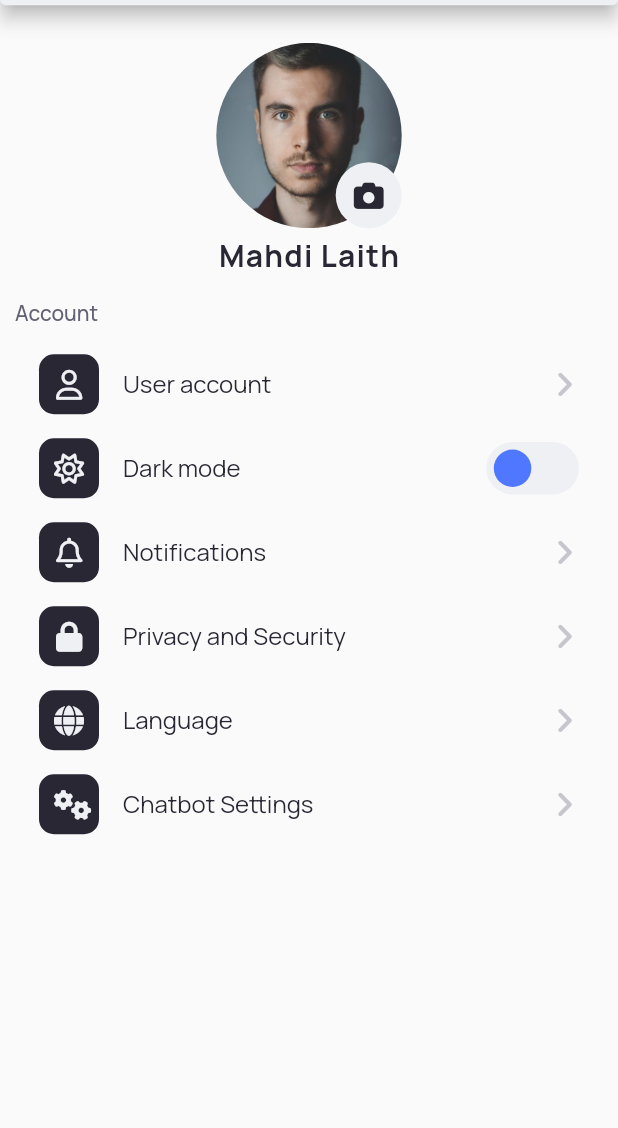
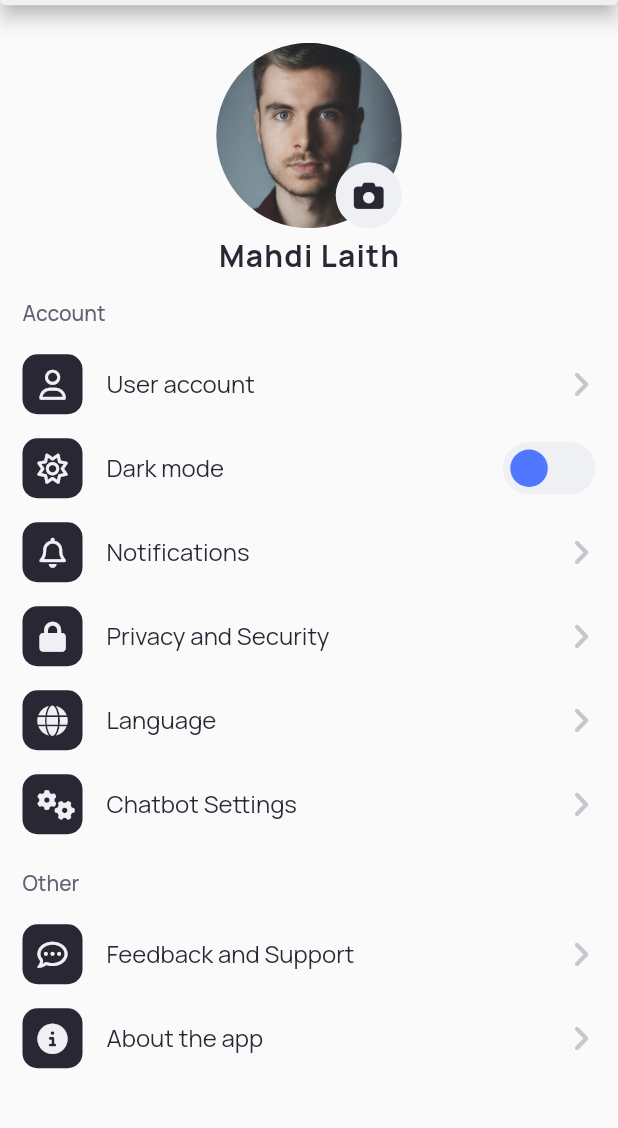
Before and after one commit to LaithMahdi/Mobile-app-ChatAI, a Flutter app: the SettingsScreen screen opened by its route, on a phone screen of 412 x 824 dp, the part 107-1235 px from its top. Run offline on Flutter 3.47's test engine with Material 2 defaults, Android fonts, the phone set to English and light mode, and no system bars; drawn by our look-alikes of flutter_switch; our stand-ins replace cloud_firestore, firebase_auth, firebase_core, font_awesome_flutter, get, shared_preferences; accounts and stored records are empty; statements that could not run were skipped.

Commit message:
loading still not work in home screen

```diff
--- a/lib/controller/homeController.dart
+++ b/lib/controller/homeController.dart
@@ -1,15 +1,45 @@
+import 'package:chat_ai/model/user.dart';
 import 'package:cloud_firestore/cloud_firestore.dart';
 import 'package:firebase_auth/firebase_auth.dart';
 import 'package:get/get.dart';
 import '../main.dart';
 
 class HomeController extends GetxController {
-  var x = FirebaseFirestore.instance.collection("users").doc().get();
-  //await FirebaseAuth.instance.useAuthEmulator('localhost', 9099);
+  final db = FirebaseFirestore.instance;
   FirebaseAuth auth = FirebaseAuth.instance;
   bool isload = false;
+  bool isData = false;
+  late DocumentSnapshot<Map<String, dynamic>> snapshot;
+  late userModel user = userModel(
+    email: "",
+    name: "",
+    password: "",
+    picture: "",
+  );
+
+  @override
+  Future<void> onInit() async {
+    // TODO: implement onInit
+    snapshot = await db.collection("users").doc(auth.currentUser!.uid).get();
+    getData();
+    super.onInit();
+  }
+
+  getData() {
+    showData();
+    snapshot.data()?.forEach((key, value) {
+      user = userModel.fromJson(snapshot.data()!);
+      print("${user.name}${user.email}");
+    });
+  }
+
   void showLoading() {
     isload = !isload;
+    update();
+  }
+
+  void showData() {
+    isData = !isData;
     update();
   }
 
--- a/lib/model/user.dart
+++ b/lib/model/user.dart
@@ -1,13 +1,23 @@
-class User {
+class userModel {
+  String? id;
   String? name;
   String? email;
+  String? picture;
   String? password;
 
-  User({this.name, this.email, this.password});
+  userModel({
+    this.id,
+    this.name,
+    this.email,
+    this.picture,
+    this.password,
+  });
 
-  User.fromJson(Map<String, dynamic> json) {
+  userModel.fromJson(Map<String, dynamic> json) {
+    id = json['id'];
     name = json['name'];
     email = json['email'];
+    picture = json['picture'];
     password = json['password'];
   }
 
@@ -15,6 +25,7 @@ class User {
     final Map<String, dynamic> data = <String, dynamic>{};
     data['name'] = name;
     data['email'] = email;
+    data['picture'] = picture;
     data['password'] = password;
     return data;
   }
--- a/lib/screens/settingsScreen.dart
+++ b/lib/screens/settingsScreen.dart
@@ -29,7 +29,7 @@ class SettingsScreen extends StatelessWidget {
               flex: 10,
               child: SingleChildScrollView(
                 padding:
-                    const EdgeInsets.symmetric(vertical: 25, horizontal: 10),
+                    const EdgeInsets.symmetric(vertical: 25, horizontal: 15),
                 child: Column(
                   crossAxisAlignment: CrossAxisAlignment.start,
                   children: [
@@ -96,6 +96,7 @@ class SettingsScreen extends StatelessWidget {
                     GetBuilder<SettingsController>(
                       init: SettingsController(),
                       builder: (controller) => ListTile(
+                        contentPadding: EdgeInsets.zero,
                         title: const Text(
                           "Dark mode",
                           style: TextStyle(
@@ -158,6 +159,26 @@ class SettingsScreen extends StatelessWidget {
                       icon: FontAwesomeIcons.gears,
                       onTap: () {},
                     ),
+                    const SizedBox(height: 15),
+                    const Text(
+                      "Other",
+                      style: TextStyle(
+                        color: textHint,
+                        fontSize: 14,
+                        fontWeight: FontWeight.w500,
+                      ),
+                    ),
+                    const SizedBox(height: 10),
+                    settingsItem(
+                      title: "Feedback and Support",
+                      icon: FontAwesomeIcons.commentDots,
+                      onTap: () {},
+                    ),
+                    settingsItem(
+                      title: "About the app",
+                      icon: FontAwesomeIcons.circleInfo,
+                      onTap: () {},
+                    ),
                   ],
                 ),
               ),
@@ -175,6 +196,7 @@ Widget settingsItem({
   required VoidCallback onTap,
 }) =>
     ListTile(
+      contentPadding: EdgeInsets.zero,
       title: Text(
         title,
         style: const TextStyle(
--- a/lib/widgets/customEndDrawer.dart
+++ b/lib/widgets/customEndDrawer.dart
@@ -8,7 +8,7 @@ import 'customIconButton.dart';
 Drawer customEndDrawer({
   required String accountName,
   required String accountEmail,
-  required accountPicture,
+  required String accountPicture,
 }) =>
     Drawer(
       child: ListView(
@@ -16,17 +16,17 @@ Drawer customEndDrawer({
         children: [
           UserAccountsDrawerHeader(
             decoration: const BoxDecoration(color: lightBlue),
-              accountName: Text(
-                accountName == "null" ? "Laith" : accountName,
-                style: const TextStyle(
-                  fontWeight: FontWeight.bold,
-                  color: lightGray,
-                ),
-              ),
             accountEmail: Text(
               accountEmail,
               style: const TextStyle(
                 fontWeight: FontWeight.bold,
+              ),
+            ),
+            accountName: Text(
+              accountName,
+              style: const TextStyle(
+                fontWeight: FontWeight.bold,
+                color: lightGray,
               ),
             ),
             currentAccountPicture: Container(
@@ -34,14 +34,17 @@ Drawer customEndDrawer({
               height: Get.height * 0.2,
               decoration: BoxDecoration(
                 borderRadius: BorderRadius.circular(50),
-                  image: const DecorationImage(
+                image: DecorationImage(
                   fit: BoxFit.fill,
-                    image: AssetImage(
-                      "assets/images/person.jpg",
+                  image: NetworkImage(
+                    accountPicture == ""
+                        ? "https://cdn.pixabay.com/photo/2020/07/14/13/07/icon-5404125_1280.png"
+                        : accountPicture,
                   ),
                 ),
               ),
-              )),
+            ),
+          ),
           customIconButton(
             title: "Settings",
             icon: FontAwesomeIcons.gear,
```
Also changed, not shown: lib/controller/signController.dart (+29 -13 lines), lib/screens/HomeScreen.dart (+9 -4 lines). Lines whose indentation alone changed are shown as unchanged.
